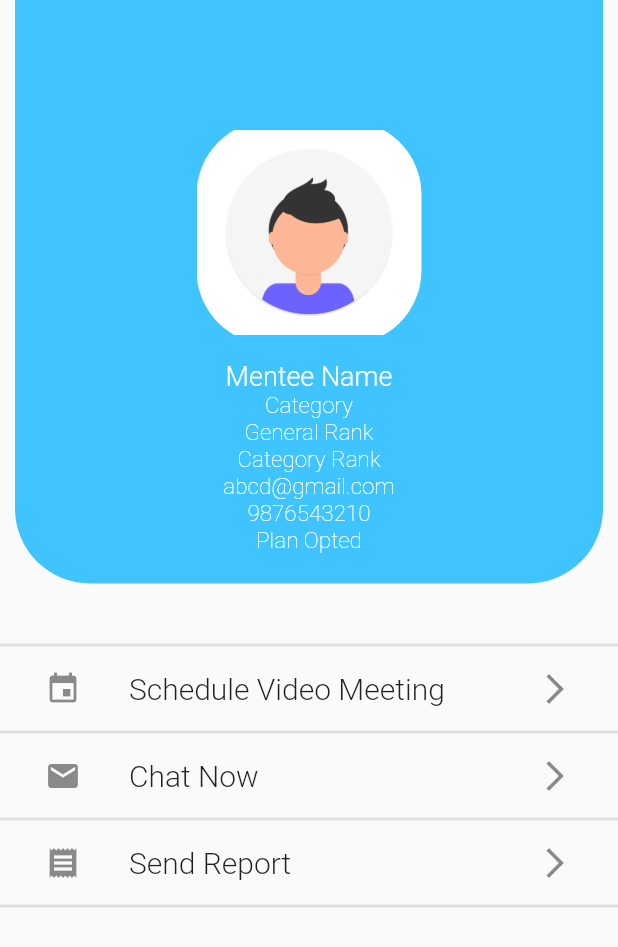
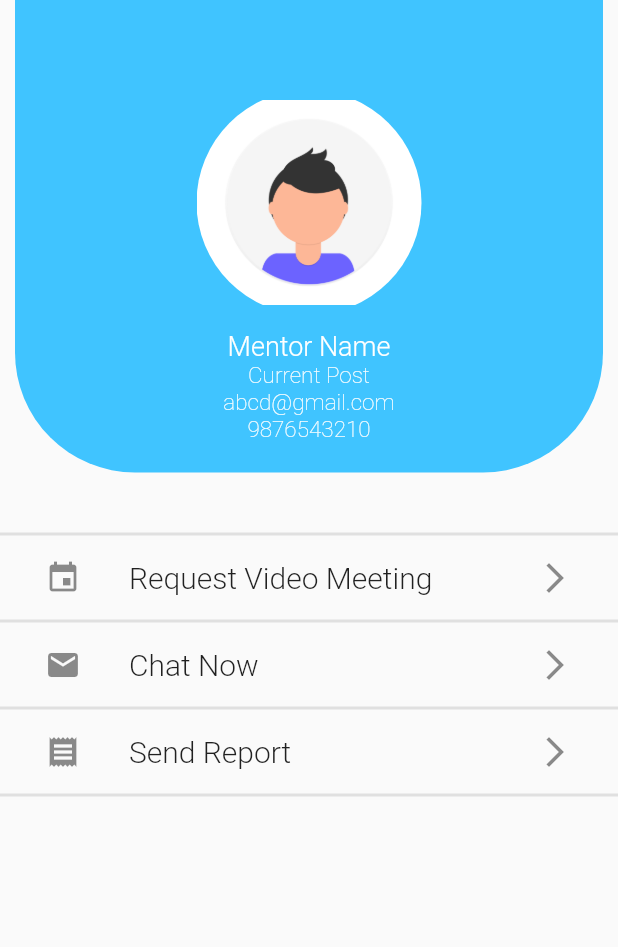
Before and after one commit to VibhanshuV/Counselling_Gurus_Pro, a Flutter app: the AssignedMentorPage screen opened directly, on a phone screen of 412 x 824 dp. Shown: the top 947 px of the screen. Run offline on Flutter 3.47's test engine with Material 2 defaults, Android fonts, the phone set to English and light mode, and no system bars; our stand-ins replace file_picker, firebase_storage, flip_card, google_fonts, material_design_icons_flutter, percent_indicator and 7 more; missing offline and left inert: assorted_layout_widgets, autocomplete_textfield, feature_discovery, flutter_branch_sdk, flutter_plugin_pdf_viewer, swipedetector and 1 more; accounts and stored records are empty.

Commit message:
About Mentor/Mentee Pages added

```diff
--- a/lib/Pages/Student/Fragments/AssignedMentorPage.dart
+++ b/lib/Pages/Student/Fragments/AssignedMentorPage.dart
@@ -1,6 +1,8 @@
 import 'package:flutter/cupertino.dart';
 import 'package:flutter/material.dart';
 import 'package:google_fonts/google_fonts.dart';
+import 'package:toast/toast.dart';
+import 'package:url_launcher/url_launcher.dart';
 
 class AssignedMentorPage extends StatelessWidget {
   @override
@@ -18,20 +20,20 @@ class AssignedMentorPage extends StatelessWidget {
                       decoration: BoxDecoration(
                         color: Colors.lightBlueAccent,
                         borderRadius: BorderRadius.only(
-                            bottomRight: Radius.circular(50),
-                            bottomLeft: Radius.circular(50)),
+                            bottomRight: Radius.circular(80),
+                            bottomLeft: Radius.circular(80)),
                       ),
                       child: Column(
                         children: <Widget>[
                           SizedBox(
-                            height: 80,
+                            height: 60,
                           ),
                           Center(
                             child: Container(
                               height: 150,
                               width: 150,
                               decoration: BoxDecoration(
-                                  borderRadius: BorderRadius.circular(50),
+                                  borderRadius: BorderRadius.circular(100),
                                   image: DecorationImage(
                                       image: AssetImage(
                                           "assets/images/profile.png"))),
@@ -42,7 +44,7 @@ class AssignedMentorPage extends StatelessWidget {
                           ),
                           Center(
                             child: Text(
-                              "Mentee Name",
+                              "Mentor Name",
                               style: GoogleFonts.aBeeZee(
                                   fontSize: 18,
                                   fontWeight: FontWeight.w300,
@@ -51,25 +53,7 @@ class AssignedMentorPage extends StatelessWidget {
                           ),
                           Center(
                             child: Text(
-                              "Category",
-                              style: GoogleFonts.aBeeZee(
-                                  fontSize: 15,
-                                  fontWeight: FontWeight.w200,
-                                  color: Colors.white),
-                            ),
-                          ),
-                          Center(
-                            child: Text(
-                              "General Rank",
-                              style: GoogleFonts.aBeeZee(
-                                  fontSize: 15,
-                                  fontWeight: FontWeight.w200,
-                                  color: Colors.white),
-                            ),
-                          ),
-                          Center(
-                            child: Text(
-                              "Category Rank",
+                              "Current Post",
                               style: GoogleFonts.aBeeZee(
                                   fontSize: 15,
                                   fontWeight: FontWeight.w200,
@@ -94,15 +78,6 @@ class AssignedMentorPage extends StatelessWidget {
                                   color: Colors.white),
                             ),
                           ),
-                          Center(
-                            child: Text(
-                              "Plan Opted",
-                              style: GoogleFonts.aBeeZee(
-                                  fontSize: 15,
-                                  fontWeight: FontWeight.w200,
-                                  color: Colors.white),
-                            ),
-                          ),
                           SizedBox(
                             height: 20,
                           )
@@ -121,13 +96,15 @@ class AssignedMentorPage extends StatelessWidget {
             ),
             GestureDetector(
               onTap: () {
+                Toast.show("Coming Soon! Use Chat!", context,
+                    duration: Toast.LENGTH_LONG);
                 return null;
               },
               child: ListTile(
                 contentPadding: EdgeInsets.only(left: 30, right: 30),
                 leading: Icon(Icons.event),
                 title: Text(
-                  "Schedule Video Meeting",
+                  "Request Video Meeting",
                   style: GoogleFonts.aBeeZee(
                       fontSize: 20, fontWeight: FontWeight.w300),
                 ),
@@ -141,7 +118,7 @@ class AssignedMentorPage extends StatelessWidget {
             ),
             GestureDetector(
               onTap: () {
-                return null;
+                _launchURL("https://t.me/joinchat/AAAAAFcS7GP9ys7r7q-iVw");
               },
               child: ListTile(
                 contentPadding: EdgeInsets.only(left: 30, right: 30),
@@ -188,7 +165,7 @@ class AssignedMentorPage extends StatelessWidget {
                                     fontWeight: FontWeight.w200, fontSize: 18),
                                 decoration: InputDecoration(
                                   hintText:
-                                      "Let us know more about the mentee assigned to you",
+                                  "Let us know more about the mentor assigned to you",
                                   hintStyle: GoogleFonts.aBeeZee(
                                       fontWeight: FontWeight.w200,
                                       fontSize: 18),
@@ -219,7 +196,10 @@ class AssignedMentorPage extends StatelessWidget {
             ),
             Container(
               height: 2,
-              width: MediaQuery.of(context).size.width,
+              width: MediaQuery
+                  .of(context)
+                  .size
+                  .width,
               color: Colors.grey.shade300,
             ),
           ],
@@ -228,3 +208,11 @@ class AssignedMentorPage extends StatelessWidget {
     );
   }
 }
+
+void _launchURL(url) async {
+  if (await canLaunch(url)) {
+    await launch(url);
+  } else {
+    throw 'Could not launch $url';
+  }
+}
```
Also changed, not shown: lib/Pages/Mentor/DashboardSources/AboutMentee.dart (+28 -9 lines), lib/Pages/Mentor/Fragments/ProfilePageMentor.dart (+21 -32 lines), lib/Pages/Mentor/StartingPages/LogInMentor.dart (+30 -25 lines), lib/Pages/Student/SideNav/PlansPage.dart (+74 -18 lines), lib/Pages/Student/StartingPages/LoginPage.dart (+31 -26 lines).
